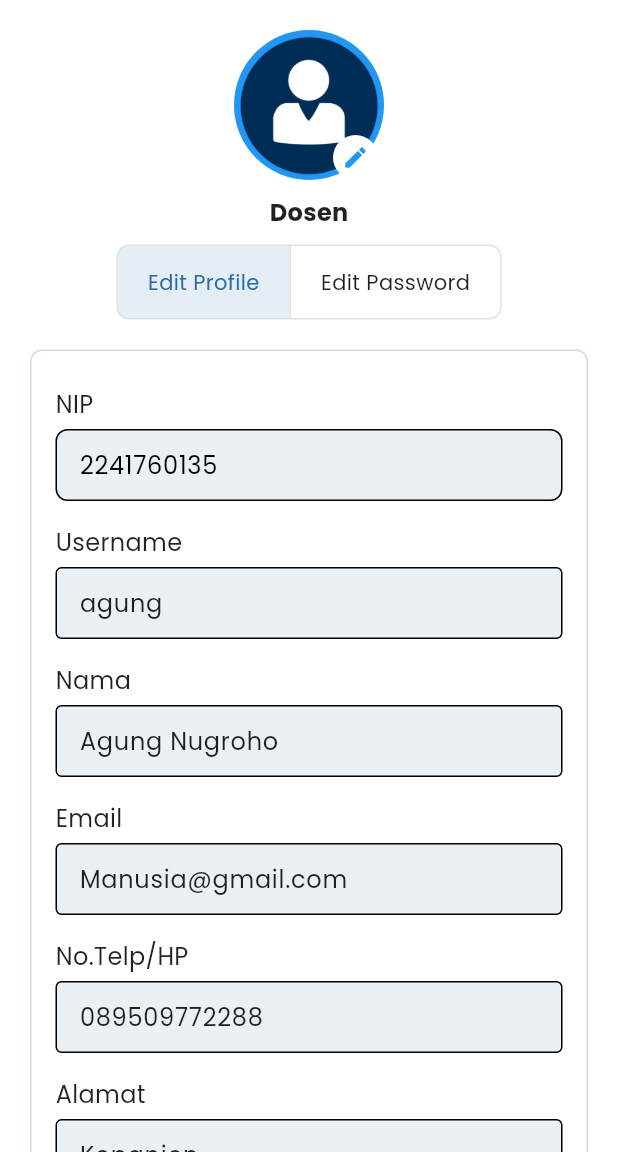
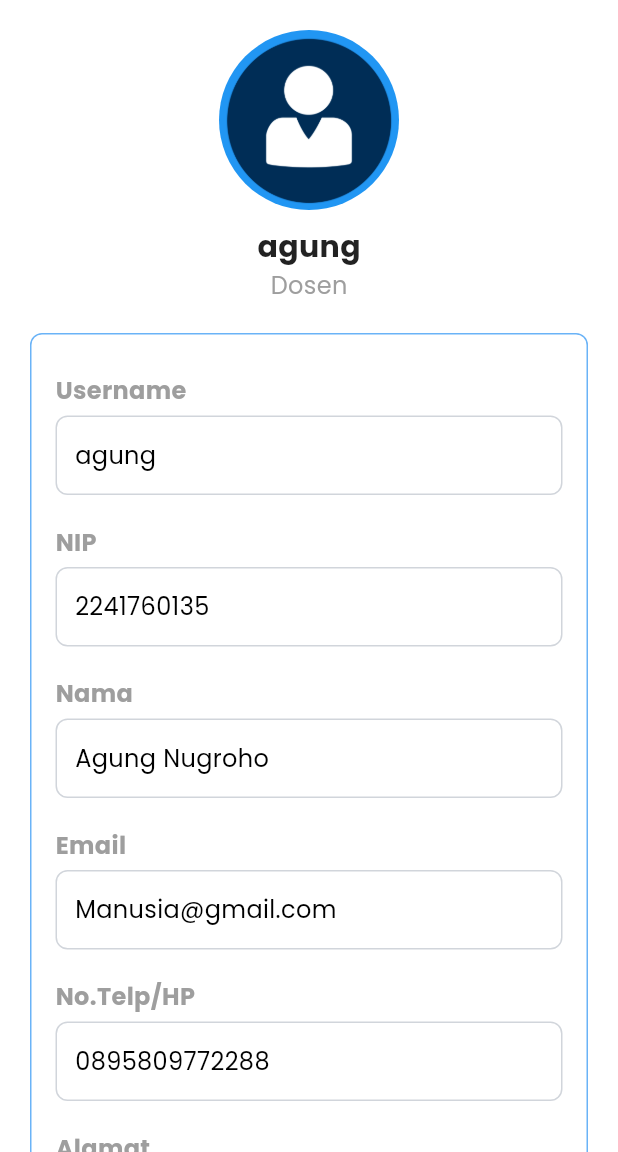
Before and after one commit to fitrianur2411/sipasti, a Flutter app: the ProfilePage screen opened directly with empty values, on a phone screen of 412 x 824 dp, the part 84-1236 px from its top. Run offline on Flutter 3.47's test engine with Material 3 defaults, Android fonts, the phone set to English and light mode, and no system bars; our stand-ins replace file_picker, google_fonts, image_picker, shared_preferences; missing offline and left inert: flutter_pdfview; accounts and stored records are empty; network calls fail.

Commit message:
Update Tampilan Profile

```diff
--- a/lib/Dosen/EditProfilepage.dart
+++ b/lib/Dosen/EditProfilepage.dart
@@ -1,160 +1,320 @@
+// import 'package:flutter/material.dart';
+// import 'dart:io';
+// import 'package:image_picker/image_picker.dart';
+
+// class ProfilePage extends StatefulWidget {
+//   final VoidCallback onBackToHome;
+
+//   const ProfilePage({super.key, required this.onBackToHome});
+
+//   @override
+//   _ProfilePageState createState() => _ProfilePageState();
+// }
+
+// class _ProfilePageState extends State<ProfilePage> {
+//   final TextEditingController _nipController = TextEditingController(text: "2241760135");
+//   final TextEditingController _usernameController = TextEditingController(text: "agung");
+//   final TextEditingController _nameController = TextEditingController(text: "Agung Nugroho");
+//   final TextEditingController _addressController = TextEditingController(text: "Kepanjen");
+//   final TextEditingController _emailController = TextEditingController(text: "Manusia@gmail.com");
+//   final TextEditingController _phoneController = TextEditingController(text: "089509772288");
+//   final TextEditingController _oldPasswordController = TextEditingController();
+//   final TextEditingController _newPasswordController = TextEditingController();
+//   final TextEditingController _confirmPasswordController = TextEditingController();
+
+//   bool isEditProfileSelected = true;
+//   File? _profileImage;
+//   int _selectedIndex = 3;
+
+//   // Function to pick an image from gallery
+//   Future<void> _pickImage() async {
+//     final pickedImage = await ImagePicker().pickImage(source: ImageSource.gallery);
+//     if (pickedImage != null) {
+//       setState(() {
+//         _profileImage = File(pickedImage.path);
+//       });
+//     }
+//   }
+
+//   // Function to show success dialog
+//   void _showSuccessDialog() {
+//     showDialog(
+//       context: context,
+//       barrierDismissible: false, // Dialog tidak bisa ditutup dengan klik di luar
+//       builder: (BuildContext context) {
+//         return AlertDialog(
+//           content: Column(
+//             mainAxisSize: MainAxisSize.min,
+//             children: [
+//               Icon(Icons.check_circle, size: 64, color: Color(0xFF065A97)),
+//               const SizedBox(height: 10),
+//               const Text(
+//                 "Berhasil Update",
+//                 style: TextStyle(fontSize: 18, fontWeight: FontWeight.bold, color: Color(0xFF065A97)),
+//               ),
+//             ],
+//           ),
+//           actions: [
+//             Center(
+//               child: ElevatedButton(
+//                 style: ElevatedButton.styleFrom(
+//                   backgroundColor: Color(0xFF065A97),
+//                 ),
+//                 onPressed: () {
+//                   Navigator.of(context).pop(); // Menutup dialog
+//                 },
+//                 child: const Text("OK"),
+//               ),
+//             ),
+//           ],
+//         );
+//       },
+//     );
+//   }
+
+//   @override
+//   Widget build(BuildContext context) {
+//     return Scaffold(
+//       appBar: AppBar(
+//         title: const Text('Profile'),
+//         backgroundColor: Color(0xFF065A97),
+//         leading: IconButton(
+//           icon: Icon(Icons.arrow_back, color: Colors.white),
+//           onPressed: () {
+//             Navigator.pop(context);
+//           },
+//         ),
+//       ),
+//       body: SingleChildScrollView(
+//         child: Padding(
+//           padding: const EdgeInsets.all(20.0),
+//           child: Column(
+//             children: [
+//               // CircleAvatar with Editable Image
+//               Stack(
+//                 children: [
+//                   CircleAvatar(
+//                     radius: 50,
+//                     backgroundImage: _profileImage != null
+//                         ? FileImage(_profileImage!) as ImageProvider
+//                         : AssetImage('assets/profile.jpg') as ImageProvider,
+//                   ),
+//                   Positioned(
+//                     bottom: 0,
+//                     right: 4,
+//                     child: InkWell(
+//                       onTap: _pickImage,
+//                       child: Container(
+//                         padding: EdgeInsets.all(6),
+//                         decoration: BoxDecoration(
+//                           color: Colors.white,
+//                           shape: BoxShape.circle,
+//                         ),
+//                         child: Icon(
+//                           Icons.edit,
+//                           color: Colors.blue,
+//                           size: 18,
+//                         ),
+//                       ),
+//                     ),
+//                   ),
+//                 ],
+//               ),
+//               const SizedBox(height: 10),
+//               const Text("Dosen", style: TextStyle(fontSize: 16, fontWeight: FontWeight.bold)),
+//               const SizedBox(height: 10),
+//               ToggleButtons(
+//                 borderRadius: BorderRadius.circular(8),
+//                 children: [
+//                   Padding(
+//                     padding: const EdgeInsets.symmetric(horizontal: 20),
+//                     child: Text("Edit Profile"),
+//                   ),
+//                   Padding(
+//                     padding: const EdgeInsets.symmetric(horizontal: 20),
+//                     child: Text("Edit Password"),
+//                   ),
+//                 ],
+//                 isSelected: [isEditProfileSelected, !isEditProfileSelected],
+//                 onPressed: (index) {
+//                   setState(() {
+//                     isEditProfileSelected = index == 0;
+//                   });
+//                 },
+//               ),
+//               const SizedBox(height: 20),
+//               isEditProfileSelected ? buildEditProfile() : buildEditPassword(),
+//               const SizedBox(height: 20),
+//               ElevatedButton(
+//                 style: ElevatedButton.styleFrom(
+//                   backgroundColor: Color(0xFF065A97),
+//                   padding: EdgeInsets.symmetric(vertical: 10, horizontal: 40),
+//                 ),
+//                 onPressed: () {
+//                   // Panggil dialog sukses
+//                   _showSuccessDialog();
+//                 },
+//                 child: const Text("Submit"),
+//               ),
+//             ],
+//           ),
+//         ),
+//       ),
+//     );
+//   }
+
+//   Widget buildEditProfile() {
+//     return Container(
+//       padding: const EdgeInsets.all(16.0),
+//       decoration: BoxDecoration(
+//         color: Colors.white,
+//         borderRadius: BorderRadius.circular(8),
+//         border: Border.all(color: Color.fromARGB(255, 204, 221, 230)),
+//       ),
+//       child: Column(
+//         children: [
+//           Padding(
+//             padding: const EdgeInsets.symmetric(vertical: 8.0),
+//             child: Column(
+//               crossAxisAlignment: CrossAxisAlignment.start,
+//               children: [
+//                 const Text(
+//                   "NIP",
+//                   style: TextStyle(fontSize: 16),
+//                 ),
+//                 const SizedBox(height: 5),
+//                 TextField(
+//                   controller: _nipController,
+//                   readOnly: true, // Membuat NIP hanya dapat dibaca
+//                   decoration: InputDecoration(
+//                     border: OutlineInputBorder(
+//                       borderRadius: BorderRadius.circular(8),
+//                       borderSide: const BorderSide(color: Color.fromARGB(255, 204, 221, 230)),
+//                     ),
+//                     filled: true,
+//                     fillColor: Color.fromARGB(255, 235, 240, 245),
+//                     contentPadding: EdgeInsets.symmetric(horizontal: 12, vertical: 8),
+//                   ),
+//                   style: const TextStyle(color: Colors.black),
+//                 ),
+//               ],
+//             ),
+//           ),
+//           buildTextField("Username", _usernameController),
+//           buildTextField("Nama", _nameController),
+//           buildTextField("Email", _emailController),
+//           buildTextField("No.Telp/HP", _phoneController),
+//           buildTextField("Alamat", _addressController),
+//         ],
+//       ),
+//     );
+//   }
+
+//   Widget buildEditPassword() {
+//     return Container(
+//       padding: const EdgeInsets.all(16.0),
+//       decoration: BoxDecoration(
+//         color: Colors.white,
+//         borderRadius: BorderRadius.circular(8),
+//         border: Border.all(color: Color.fromARGB(255, 204, 221, 230)),
+//       ),
+//       child: Column(
+//         children: [
+//           buildTextField("Password Lama", _oldPasswordController, isPassword: true),
+//           buildTextField("Password Baru", _newPasswordController, isPassword: true),
+//           buildTextField("Ulangi Password Baru", _confirmPasswordController, isPassword: true),
+//         ],
+//       ),
+//     );
+//   }
+
+//   // Helper function to create a text field with optional password input
+//   Widget buildTextField(String labelText, TextEditingController controller, {bool isPassword = false}) {
+//     return Padding(
+//       padding: const EdgeInsets.symmetric(vertical: 8.0),
+//       child: Column(
+//         crossAxisAlignment: CrossAxisAlignment.start,
+//         children: [
+//           Text(
+//             labelText,
+//             style: const TextStyle(fontSize: 16),
+//           ),
+//           const SizedBox(height: 5),
+//           TextField(
+//             controller: controller,
+//             obscureText: isPassword,
+//             decoration: InputDecoration(
+//               border: OutlineInputBorder(),
+//               filled: true,
+//               fillColor: Color.fromARGB(255, 235, 240, 245),
+//               contentPadding: EdgeInsets.symmetric(horizontal: 12, vertical: 8),
+//             ),
+//           ),
+//         ],
+//       ),
+//     );
+//   }
+// }
+
+
 import 'package:flutter/material.dart';
-import 'dart:io';
-import 'package:image_picker/image_picker.dart';
 
-class ProfilePage extends StatefulWidget {
-  final VoidCallback onBackToHome;
+class ProfilePage extends StatelessWidget {
+  final VoidCallback onBackToHome; // Tambahkan parameter
 
   const ProfilePage({super.key, required this.onBackToHome});
-
-  @override
-  _ProfilePageState createState() => _ProfilePageState();
-}
-
-class _ProfilePageState extends State<ProfilePage> {
-  final TextEditingController _nipController = TextEditingController(text: "2241760135");
-  final TextEditingController _usernameController = TextEditingController(text: "agung");
-  final TextEditingController _nameController = TextEditingController(text: "Agung Nugroho");
-  final TextEditingController _addressController = TextEditingController(text: "Kepanjen");
-  final TextEditingController _emailController = TextEditingController(text: "Manusia@gmail.com");
-  final TextEditingController _phoneController = TextEditingController(text: "089509772288");
-  final TextEditingController _oldPasswordController = TextEditingController();
-  final TextEditingController _newPasswordController = TextEditingController();
-  final TextEditingController _confirmPasswordController = TextEditingController();
-
-  bool isEditProfileSelected = true;
-  File? _profileImage;
-  int _selectedIndex = 3;
-
-  // Function to pick an image from gallery
-  Future<void> _pickImage() async {
-    final pickedImage = await ImagePicker().pickImage(source: ImageSource.gallery);
-    if (pickedImage != null) {
-      setState(() {
-        _profileImage = File(pickedImage.path);
-      });
-    }
-  }
-
-  // Function to show success dialog
-  void _showSuccessDialog() {
-    showDialog(
-      context: context,
-      barrierDismissible: false, // Dialog tidak bisa ditutup dengan klik di luar
-      builder: (BuildContext context) {
-        return AlertDialog(
-          content: Column(
-            mainAxisSize: MainAxisSize.min,
-            children: [
-              Icon(Icons.check_circle, size: 64, color: Color(0xFF065A97)),
-              const SizedBox(height: 10),
-              const Text(
-                "Berhasil Update",
-                style: TextStyle(fontSize: 18, fontWeight: FontWeight.bold, color: Color(0xFF065A97)),
-              ),
-            ],
-          ),
-          actions: [
-            Center(
-              child: ElevatedButton(
-                style: ElevatedButton.styleFrom(
-                  backgroundColor: Color(0xFF065A97),
-                ),
-                onPressed: () {
-                  Navigator.of(context).pop(); // Menutup dialog
-                },
-                child: const Text("OK"),
-              ),
-            ),
-          ],
-        );
-      },
-    );
-  }
 
   @override
   Widget build(BuildContext context) {
     return Scaffold(
       appBar: AppBar(
         title: const Text('Profile'),
-        backgroundColor: Color(0xFF065A97),
+        backgroundColor: const Color(0xFF065A97),
         leading: IconButton(
-          icon: Icon(Icons.arrow_back, color: Colors.white),
-          onPressed: () {
-            Navigator.pop(context);
-          },
+          icon: const Icon(Icons.arrow_back, color: Colors.white),
+          onPressed: onBackToHome, // Callback saat tombol back ditekan
         ),
       ),
       body: SingleChildScrollView(
         child: Padding(
           padding: const EdgeInsets.all(20.0),
           child: Column(
+            crossAxisAlignment: CrossAxisAlignment.center,
             children: [
-              // CircleAvatar with Editable Image
-              Stack(
-                children: [
-                  CircleAvatar(
-                    radius: 50,
-                    backgroundImage: _profileImage != null
-                        ? FileImage(_profileImage!) as ImageProvider
-                        : AssetImage('assets/profile.jpg') as ImageProvider,
-                  ),
-                  Positioned(
-                    bottom: 0,
-                    right: 4,
-                    child: InkWell(
-                      onTap: _pickImage,
-                      child: Container(
-                        padding: EdgeInsets.all(6),
-                        decoration: BoxDecoration(
-                          color: Colors.white,
-                          shape: BoxShape.circle,
-                        ),
-                        child: Icon(
-                          Icons.edit,
-                          color: Colors.blue,
-                          size: 18,
-                        ),
-                      ),
-                    ),
-                  ),
-                ],
+              // Foto Profil
+              const CircleAvatar(
+                radius: 60,
+                backgroundImage: AssetImage('assets/profile.jpg'),
               ),
               const SizedBox(height: 10),
-              const Text("Dosen", style: TextStyle(fontSize: 16, fontWeight: FontWeight.bold)),
-              const SizedBox(height: 10),
-              ToggleButtons(
-                borderRadius: BorderRadius.circular(8),
-                children: [
-                  Padding(
-                    padding: const EdgeInsets.symmetric(horizontal: 20),
-                    child: Text("Edit Profile"),
-                  ),
-                  Padding(
-                    padding: const EdgeInsets.symmetric(horizontal: 20),
-                    child: Text("Edit Password"),
-                  ),
-                ],
-                isSelected: [isEditProfileSelected, !isEditProfileSelected],
-                onPressed: (index) {
-                  setState(() {
-                    isEditProfileSelected = index == 0;
-                  });
-                },
+              const Text(
+                'agung',
+                style: TextStyle(fontSize: 20, fontWeight: FontWeight.bold),
+              ),
+              const Text(
+                "Dosen",
+                style: TextStyle(fontSize: 16, color: Colors.grey),
               ),
               const SizedBox(height: 20),
-              isEditProfileSelected ? buildEditProfile() : buildEditPassword(),
-              const SizedBox(height: 20),
-              ElevatedButton(
-                style: ElevatedButton.styleFrom(
-                  backgroundColor: Color(0xFF065A97),
-                  padding: EdgeInsets.symmetric(vertical: 10, horizontal: 40),
+
+              // Informasi Profil dalam Box
+              Container(
+                decoration: BoxDecoration(
+                  border: Border.all(color: const Color.fromARGB(229, 89, 170, 246), width: 1),
+                  borderRadius: BorderRadius.circular(8),
                 ),
-                onPressed: () {
-                  // Panggil dialog sukses
-                  _showSuccessDialog();
-                },
-                child: const Text("Submit"),
+                padding: const EdgeInsets.all(16), // Padding untuk konten dalam box
+                child: Column(
+                  crossAxisAlignment: CrossAxisAlignment.start,
+                  children: [
+                    _buildReadOnlyField("Username", "agung"),
+                    _buildReadOnlyField("NIP", "2241760135"),
+                    _buildReadOnlyField("Nama", "Agung Nugroho"),
+                    _buildReadOnlyField("Email", "Manusia@gmail.com"),
+                    _buildReadOnlyField("No.Telp/HP", "0895809772288"),
+                    _buildReadOnlyField("Alamat", "Kepanjen"),
+                  ],
+                ),
               ),
             ],
           ),
@@ -163,91 +323,33 @@ class _ProfilePageState extends State<ProfilePage> {
     );
   }
 
-  Widget buildEditProfile() {
-    return Container(
-      padding: const EdgeInsets.all(16.0),
-      decoration: BoxDecoration(
-        color: Colors.white,
-        borderRadius: BorderRadius.circular(8),
-        border: Border.all(color: Color.fromARGB(255, 204, 221, 230)),
-      ),
-      child: Column(
-        children: [
-          Padding(
-            padding: const EdgeInsets.symmetric(vertical: 8.0),
-            child: Column(
-              crossAxisAlignment: CrossAxisAlignment.start,
-              children: [
-                const Text(
-                  "NIP",
-                  style: TextStyle(fontSize: 16),
-                ),
-                const SizedBox(height: 5),
-                TextField(
-                  controller: _nipController,
-                  readOnly: true, // Membuat NIP hanya dapat dibaca
-                  decoration: InputDecoration(
-                    border: OutlineInputBorder(
-                      borderRadius: BorderRadius.circular(8),
-                      borderSide: const BorderSide(color: Color.fromARGB(255, 204, 221, 230)),
-                    ),
-                    filled: true,
-                    fillColor: Color.fromARGB(255, 235, 240, 245),
-                    contentPadding: EdgeInsets.symmetric(horizontal: 12, vertical: 8),
-                  ),
-                  style: const TextStyle(color: Colors.black),
-                ),
-              ],
-            ),
-          ),
-          buildTextField("Username", _usernameController),
-          buildTextField("Nama", _nameController),
-          buildTextField("Email", _emailController),
-          buildTextField("No.Telp/HP", _phoneController),
-          buildTextField("Alamat", _addressController),
-        ],
-      ),
-    );
-  }
-
-  Widget buildEditPassword() {
-    return Container(
-      padding: const EdgeInsets.all(16.0),
-      decoration: BoxDecoration(
-        color: Colors.white,
-        borderRadius: BorderRadius.circular(8),
-        border: Border.all(color: Color.fromARGB(255, 204, 221, 230)),
-      ),
-      child: Column(
-        children: [
-          buildTextField("Password Lama", _oldPasswordController, isPassword: true),
-          buildTextField("Password Baru", _newPasswordController, isPassword: true),
-          buildTextField("Ulangi Password Baru", _confirmPasswordController, isPassword: true),
-        ],
-      ),
-    );
-  }
-
-  // Helper function to create a text field with optional password input
-  Widget buildTextField(String labelText, TextEditingController controller, {bool isPassword = false}) {
+  // Widget Helper untuk Read-Only TextField
+  Widget _buildReadOnlyField(String label, String value) {
     return Padding(
-      padding: const EdgeInsets.symmetric(vertical: 8.0),
+      padding: const EdgeInsets.symmetric(vertical: 10.0),
       child: Column(
         crossAxisAlignment: CrossAxisAlignment.start,
         children: [
           Text(
-            labelText,
-            style: const TextStyle(fontSize: 16),
+            label,
+            style: const TextStyle(
+              fontSize: 16,
+              fontWeight: FontWeight.bold,
+              color: Colors.grey,
+            ),
           ),
           const SizedBox(height: 5),
-          TextField(
-            controller: controller,
-            obscureText: isPassword,
-            decoration: InputDecoration(
-              border: OutlineInputBorder(),
-              filled: true,
-              fillColor: Color.fromARGB(255, 235, 240, 245),
-              contentPadding: EdgeInsets.symmetric(horizontal: 12, vertical: 8),
+          Container(
+            width: double.infinity,
+            padding: const EdgeInsets.symmetric(horizontal: 12, vertical: 14),
+            decoration: BoxDecoration(
+              color: Colors.white,
+              borderRadius: BorderRadius.circular(8),
+              border: Border.all(color: const Color(0xFFD1D5DB)),
+            ),
+            child: Text(
+              value,
+              style: const TextStyle(fontSize: 16, color: Colors.black),
             ),
           ),
         ],
--- a/lib/Dosen/home_page.dart
+++ b/lib/Dosen/home_page.dart
@@ -197,8 +197,4 @@ class _HomePageState extends State<HomePage> {
       ),
     );
   }
-<<<<<<< HEAD
 }
-=======
-}
->>>>>>> e0c82417be6691291cfd7d69a9e6e627a7463253
```
